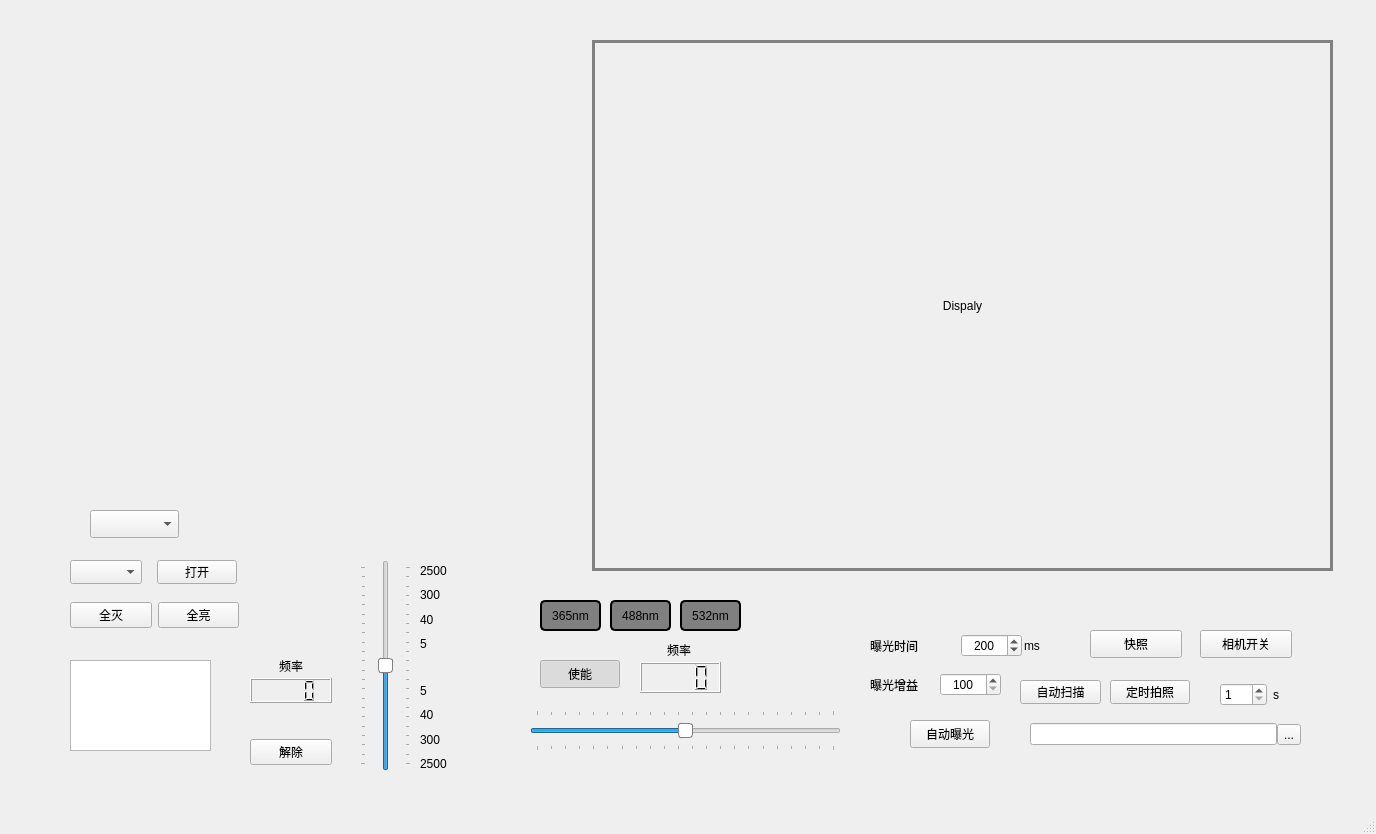
PingY2000/QT_FPM, file mainwindow.ui: the form before one commit.
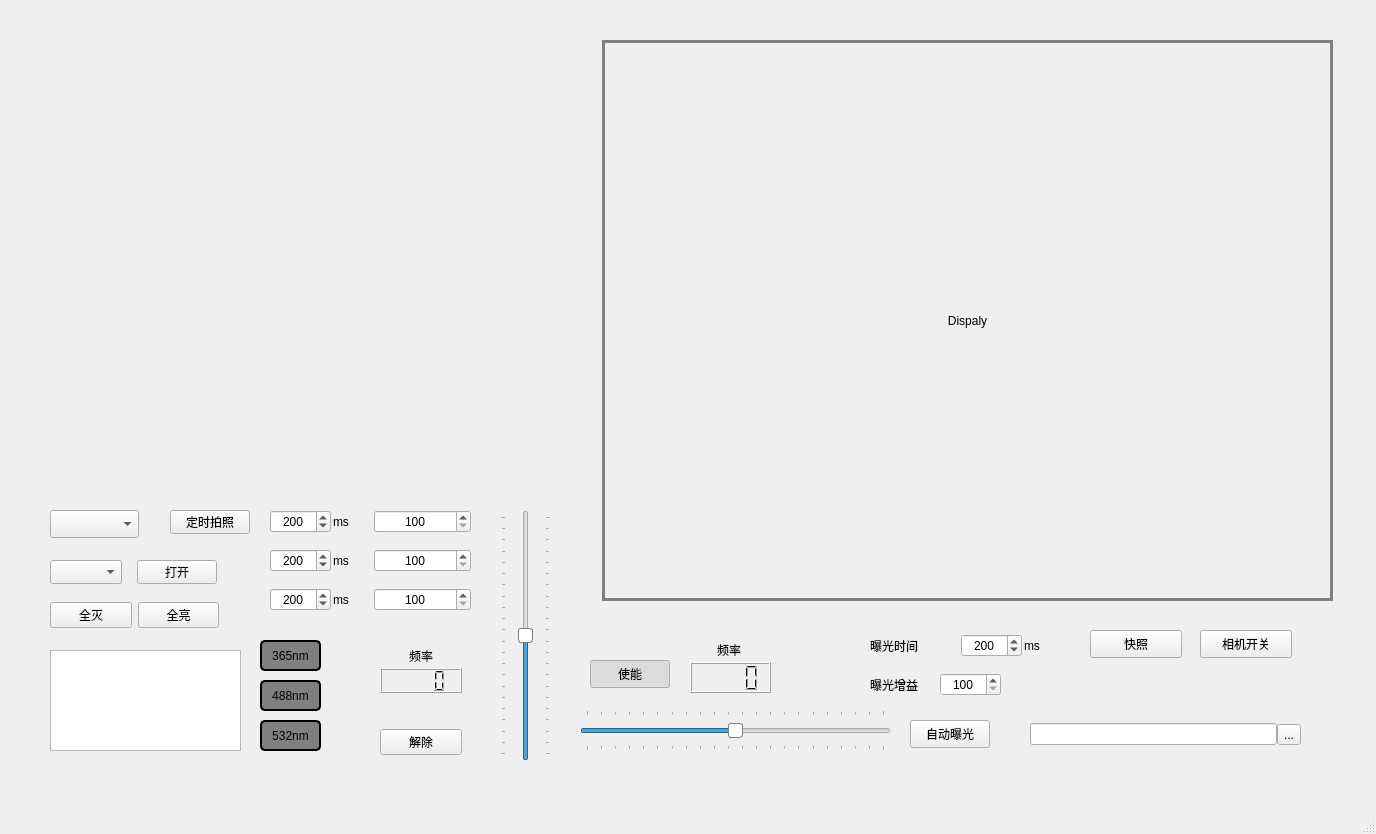
The form after the commit.

Diff of the .ui file:
```diff
--- a/mainwindow.ui
+++ b/mainwindow.ui
@@ -28,7 +28,7 @@
    <widget class="QWidget" name="layoutWidget">
     <property name="geometry">
      <rect>
-      <x>70</x>
+      <x>50</x>
       <y>600</y>
       <width>169</width>
       <height>31</height>
@@ -54,7 +54,7 @@
    <widget class="QPushButton" name="pushButton_PortSwitch">
     <property name="geometry">
      <rect>
-      <x>157</x>
+      <x>137</x>
       <y>560</y>
       <width>80</width>
       <height>24</height>
@@ -70,7 +70,7 @@
    <widget class="QComboBox" name="comboBox_Port">
     <property name="geometry">
      <rect>
-      <x>70</x>
+      <x>50</x>
       <y>560</y>
       <width>72</width>
       <height>24</height>
@@ -80,10 +80,10 @@
    <widget class="QLabel" name="labeldisplay">
     <property name="geometry">
      <rect>
-      <x>592</x>
+      <x>602</x>
       <y>40</y>
-      <width>741</width>
-      <height>531</height>
+      <width>731</width>
+      <height>561</height>
      </rect>
     </property>
     <property name="styleSheet">
@@ -128,10 +128,10 @@
    <widget class="QSlider" name="verticalSlider_LensSpeed">
     <property name="geometry">
      <rect>
-      <x>360</x>
-      <y>560</y>
+      <x>500</x>
+      <y>510</y>
       <width>51</width>
-      <height>211</height>
+      <height>251</height>
      </rect>
     </property>
     <property name="styleSheet">
@@ -184,8 +184,8 @@
    <widget class="QWidget" name="layoutWidget">
     <property name="geometry">
      <rect>
-      <x>250</x>
-      <y>650</y>
+      <x>380</x>
+      <y>640</y>
       <width>82</width>
       <height>115</height>
      </rect>
@@ -332,8 +332,8 @@
    <widget class="QPushButton" name="pushButton_SnapScheduled">
     <property name="geometry">
      <rect>
-      <x>1110</x>
-      <y>680</y>
+      <x>170</x>
+      <y>510</y>
       <width>80</width>
       <height>24</height>
      </rect>
@@ -345,155 +345,16 @@
      <bool>true</bool>
     </property>
    </widget>
-   <widget class="QWidget" name="layoutWidget">
-    <property name="geometry">
-     <rect>
-      <x>1220</x>
-      <y>680</y>
-      <width>81</width>
-      <height>30</height>
-     </rect>
-    </property>
-    <layout class="QHBoxLayout" name="horizontalLayout_5">
-     <item>
-      <widget class="QSpinBox" name="spinBox_SnapScheduledTime">
-       <property name="minimum">
-        <number>1</number>
-       </property>
-       <property name="maximum">
-        <number>200</number>
-       </property>
-      </widget>
-     </item>
-     <item>
-      <widget class="QLabel" name="label_5">
-       <property name="text">
-        <string>s</string>
-       </property>
-      </widget>
-     </item>
-    </layout>
-   </widget>
    <widget class="QTextEdit" name="textEdit_SerialMonitor">
     <property name="geometry">
      <rect>
-      <x>70</x>
-      <y>660</y>
-      <width>141</width>
-      <height>91</height>
+      <x>50</x>
+      <y>650</y>
+      <width>191</width>
+      <height>101</height>
      </rect>
     </property>
    </widget>
-   <widget class="QWidget" name="layoutWidget_2">
-    <property name="geometry">
-     <rect>
-      <x>420</x>
-      <y>680</y>
-      <width>38</width>
-      <height>94</height>
-     </rect>
-    </property>
-    <layout class="QVBoxLayout" name="verticalLayout_5">
-     <property name="spacing">
-      <number>4</number>
-     </property>
-     <item>
-      <widget class="QLabel" name="label_10">
-       <property name="text">
-        <string>5</string>
-       </property>
-       <property name="alignment">
-        <set>Qt::AlignmentFlag::AlignLeading|Qt::AlignmentFlag::AlignLeft|Qt::AlignmentFlag::AlignVCenter</set>
-       </property>
-      </widget>
-     </item>
-     <item>
-      <widget class="QLabel" name="label_11">
-       <property name="text">
-        <string>40</string>
-       </property>
-       <property name="alignment">
-        <set>Qt::AlignmentFlag::AlignLeading|Qt::AlignmentFlag::AlignLeft|Qt::AlignmentFlag::AlignVCenter</set>
-       </property>
-      </widget>
-     </item>
-     <item>
-      <widget class="QLabel" name="label_12">
-       <property name="text">
-        <string>300</string>
-       </property>
-       <property name="alignment">
-        <set>Qt::AlignmentFlag::AlignLeading|Qt::AlignmentFlag::AlignLeft|Qt::AlignmentFlag::AlignVCenter</set>
-       </property>
-      </widget>
-     </item>
-     <item>
-      <widget class="QLabel" name="label_13">
-       <property name="text">
-        <string>2500</string>
-       </property>
-       <property name="alignment">
-        <set>Qt::AlignmentFlag::AlignLeading|Qt::AlignmentFlag::AlignLeft|Qt::AlignmentFlag::AlignVCenter</set>
-       </property>
-      </widget>
-     </item>
-    </layout>
-   </widget>
-   <widget class="QWidget" name="layoutWidget">
-    <property name="geometry">
-     <rect>
-      <x>420</x>
-      <y>560</y>
-      <width>38</width>
-      <height>94</height>
-     </rect>
-    </property>
-    <layout class="QVBoxLayout" name="verticalLayout_4">
-     <property name="spacing">
-      <number>4</number>
-     </property>
-     <item>
-      <widget class="QLabel" name="label_6">
-       <property name="text">
-        <string>2500</string>
-       </property>
-       <property name="alignment">
-        <set>Qt::AlignmentFlag::AlignLeading|Qt::AlignmentFlag::AlignLeft|Qt::AlignmentFlag::AlignVCenter</set>
-       </property>
-      </widget>
-     </item>
-     <item>
-      <widget class="QLabel" name="label_7">
-       <property name="text">
-        <string>300</string>
-       </property>
-       <property name="alignment">
-        <set>Qt::AlignmentFlag::AlignLeading|Qt::AlignmentFlag::AlignLeft|Qt::AlignmentFlag::AlignVCenter</set>
-       </property>
-      </widget>
-     </item>
-     <item>
-      <widget class="QLabel" name="label_8">
-       <property name="text">
-        <string>40</string>
-       </property>
-       <property name="alignment">
-        <set>Qt::AlignmentFlag::AlignLeading|Qt::AlignmentFlag::AlignLeft|Qt::AlignmentFlag::AlignVCenter</set>
-       </property>
-      </widget>
-     </item>
-     <item>
-      <widget class="QLabel" name="label_9">
-       <property name="text">
-        <string>5</string>
-       </property>
-       <property name="alignment">
-        <set>Qt::AlignmentFlag::AlignLeading|Qt::AlignmentFlag::AlignLeft|Qt::AlignmentFlag::AlignVCenter</set>
-       </property>
-      </widget>
-     </item>
-    </layout>
-   </widget>
    <widget class="QWidget" name="layoutWidget">
     <property name="geometry">
      <rect>
@@ -526,8 +387,8 @@
    <widget class="QPushButton" name="pushButton_Laser365">
     <property name="geometry">
      <rect>
-      <x>540</x>
-      <y>600</y>
+      <x>260</x>
+      <y>640</y>
       <width>61</width>
       <height>31</height>
      </rect>
@@ -553,8 +414,8 @@
    <widget class="QPushButton" name="pushButton_Laser488">
     <property name="geometry">
      <rect>
-      <x>610</x>
-      <y>600</y>
+      <x>260</x>
+      <y>680</y>
       <width>61</width>
       <height>31</height>
      </rect>
@@ -580,8 +441,8 @@
    <widget class="QPushButton" name="pushButton_Laser532">
     <property name="geometry">
      <rect>
-      <x>680</x>
-      <y>600</y>
+      <x>260</x>
+      <y>720</y>
       <width>61</width>
       <height>31</height>
      </rect>
@@ -607,7 +468,7 @@
    <widget class="QLCDNumber" name="lcdNumber_FliterFreq">
     <property name="geometry">
      <rect>
-      <x>640</x>
+      <x>690</x>
       <y>662</y>
       <width>81</width>
       <height>31</height>
@@ -620,7 +481,7 @@
    <widget class="QLabel" name="label_14">
     <property name="geometry">
      <rect>
-      <x>640</x>
+      <x>690</x>
       <y>640</y>
       <width>78</width>
       <height>19</height>
@@ -636,7 +497,7 @@
    <widget class="QSlider" name="horizontalSlider_FliterSpeed">
     <property name="geometry">
      <rect>
-      <x>530</x>
+      <x>580</x>
       <y>710</y>
       <width>311</width>
       <height>41</height>
@@ -681,7 +542,7 @@
    <widget class="QPushButton" name="pushButton_MotorFliter_ENA">
     <property name="geometry">
      <rect>
-      <x>540</x>
+      <x>590</x>
       <y>660</y>
       <width>80</width>
       <height>28</height>
@@ -697,32 +558,202 @@
      <bool>true</bool>
     </property>
    </widget>
-   <widget class="QPushButton" name="pushButton_AutoScan">
-    <property name="geometry">
-     <rect>
-      <x>1020</x>
-      <y>680</y>
-      <width>81</width>
-      <height>24</height>
-     </rect>
-    </property>
-    <property name="text">
-     <string>自动扫描</string>
-    </property>
-    <property name="checkable">
-     <bool>true</bool>
-    </property>
-   </widget>
    <widget class="QComboBox" name="comboBox_LedColorMode">
     <property name="geometry">
      <rect>
-      <x>90</x>
+      <x>50</x>
       <y>510</y>
       <width>89</width>
       <height>28</height>
      </rect>
     </property>
    </widget>
+   <widget class="QWidget" name="gridLayoutWidget">
+    <property name="geometry">
+     <rect>
+      <x>270</x>
+      <y>500</y>
+      <width>201</width>
+      <height>121</height>
+     </rect>
+    </property>
+    <layout class="QGridLayout" name="gridLayout">
+     <item row="0" column="0">
+      <layout class="QHBoxLayout" name="horizontalLayout_7">
+       <property name="spacing">
+        <number>2</number>
+       </property>
+       <item>
+        <widget class="QSpinBox" name="spinBox_ExposureTime_C">
+         <property name="layoutDirection">
+          <enum>Qt::LayoutDirection::LeftToRight</enum>
+         </property>
+         <property name="alignment">
+          <set>Qt::AlignmentFlag::AlignCenter</set>
+         </property>
+         <property name="buttonSymbols">
+          <enum>QAbstractSpinBox::ButtonSymbols::UpDownArrows</enum>
+         </property>
+         <property name="minimum">
+          <number>1</number>
+         </property>
+         <property name="maximum">
+          <number>15000</number>
+         </property>
+         <property name="singleStep">
+          <number>10</number>
+         </property>
+         <property name="value">
+          <number>200</number>
+         </property>
+        </widget>
+       </item>
+       <item>
+        <widget class="QLabel" name="label_16">
+         <property name="text">
+          <string>ms</string>
+         </property>
+        </widget>
+       </item>
+      </layout>
+     </item>
+     <item row="0" column="1">
+      <widget class="QSpinBox" name="spinBox_ExpoGain_C">
+       <property name="layoutDirection">
+        <enum>Qt::LayoutDirection::LeftToRight</enum>
+       </property>
+       <property name="alignment">
+        <set>Qt::AlignmentFlag::AlignCenter</set>
+       </property>
+       <property name="minimum">
+        <number>100</number>
+       </property>
+       <property name="maximum">
+        <number>500</number>
+       </property>
+       <property name="singleStep">
+        <number>20</number>
+       </property>
+      </widget>
+     </item>
+     <item row="1" column="0">
+      <layout class="QHBoxLayout" name="horizontalLayout_8">
+       <property name="spacing">
+        <number>2</number>
+       </property>
+       <item>
+        <widget class="QSpinBox" name="spinBox_ExposureTime_M">
+         <property name="layoutDirection">
+          <enum>Qt::LayoutDirection::LeftToRight</enum>
+         </property>
+         <property name="alignment">
+          <set>Qt::AlignmentFlag::AlignCenter</set>
+         </property>
+         <property name="buttonSymbols">
+          <enum>QAbstractSpinBox::ButtonSymbols::UpDownArrows</enum>
+         </property>
+         <property name="minimum">
+          <number>1</number>
+         </property>
+         <property name="maximum">
+          <number>15000</number>
+         </property>
+         <property name="singleStep">
+          <number>10</number>
+         </property>
+         <property name="value">
+          <number>200</number>
+         </property>
+        </widget>
+       </item>
+       <item>
+        <widget class="QLabel" name="label_17">
+         <property name="text">
+          <string>ms</string>
+         </property>
+        </widget>
+       </item>
+      </layout>
+     </item>
+     <item row="2" column="0">
+      <layout class="QHBoxLayout" name="horizontalLayout_10">
+       <property name="spacing">
+        <number>2</number>
+       </property>
+       <item>
+        <widget class="QSpinBox" name="spinBox_ExposureTime_O">
+         <property name="layoutDirection">
+          <enum>Qt::LayoutDirection::LeftToRight</enum>
+         </property>
+         <property name="alignment">
+          <set>Qt::AlignmentFlag::AlignCenter</set>
+         </property>
+         <property name="buttonSymbols">
+          <enum>QAbstractSpinBox::ButtonSymbols::UpDownArrows</enum>
+         </property>
+         <property name="minimum">
+          <number>1</number>
+         </property>
+         <property name="maximum">
+          <number>15000</number>
+         </property>
+         <property name="singleStep">
+          <number>10</number>
+         </property>
+         <property name="value">
+          <number>200</number>
+         </property>
+        </widget>
+       </item>
+       <item>
+        <widget class="QLabel" name="label_18">
+         <property name="text">
+          <string>ms</string>
+         </property>
+        </widget>
+       </item>
+      </layout>
+     </item>
+     <item row="1" column="1">
+      <widget class="QSpinBox" name="spinBox_ExpoGain_M">
+       <property name="layoutDirection">
+        <enum>Qt::LayoutDirection::LeftToRight</enum>
+       </property>
+       <property name="alignment">
+        <set>Qt::AlignmentFlag::AlignCenter</set>
+       </property>
+       <property name="minimum">
+        <number>100</number>
+       </property>
+       <property name="maximum">
+        <number>500</number>
+       </property>
+       <property name="singleStep">
+        <number>20</number>
+       </property>
+      </widget>
+     </item>
+     <item row="2" column="1">
+      <widget class="QSpinBox" name="spinBox_ExpoGain_O">
+       <property name="layoutDirection">
+        <enum>Qt::LayoutDirection::LeftToRight</enum>
+       </property>
+       <property name="alignment">
+        <set>Qt::AlignmentFlag::AlignCenter</set>
+       </property>
+       <property name="minimum">
+        <number>100</number>
+       </property>
+       <property name="maximum">
+        <number>500</number>
+       </property>
+       <property name="singleStep">
+        <number>20</number>
+       </property>
+      </widget>
+     </item>
+    </layout>
+   </widget>
   </widget>
   <widget class="QMenuBar" name="menubar">
    <property name="geometry">
```
Left out of the diff: 6 changed lines with no effect on the pictures.
